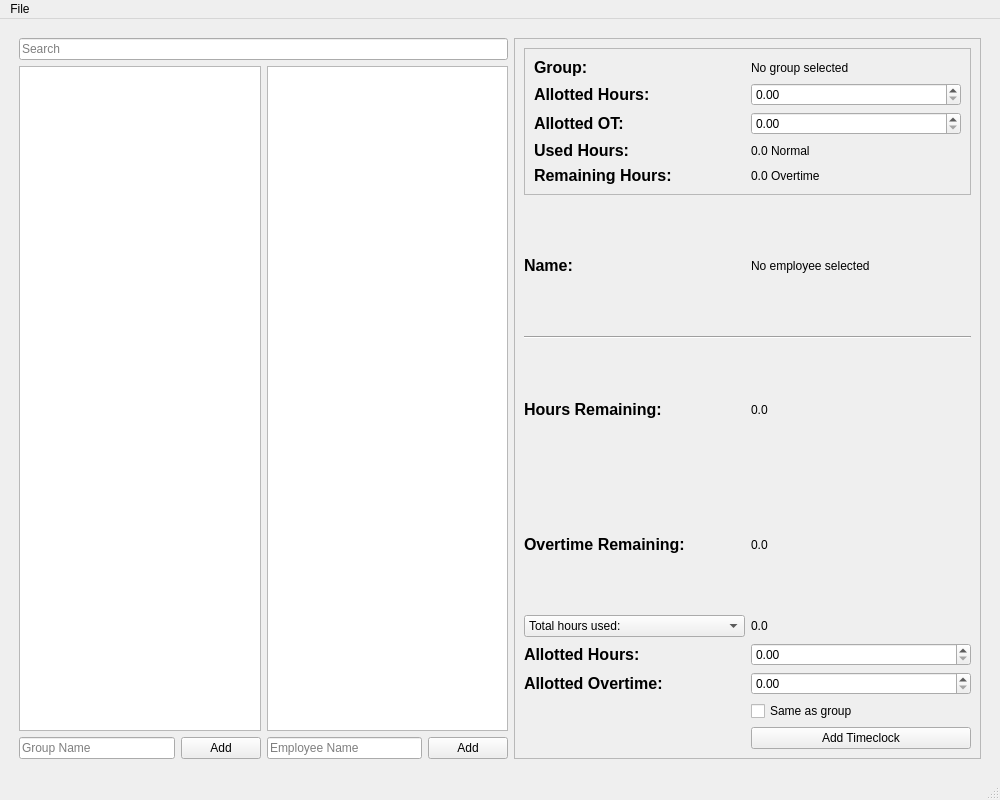
edgecase963/OTMaster, file MainWindow.ui: the form before one commit.
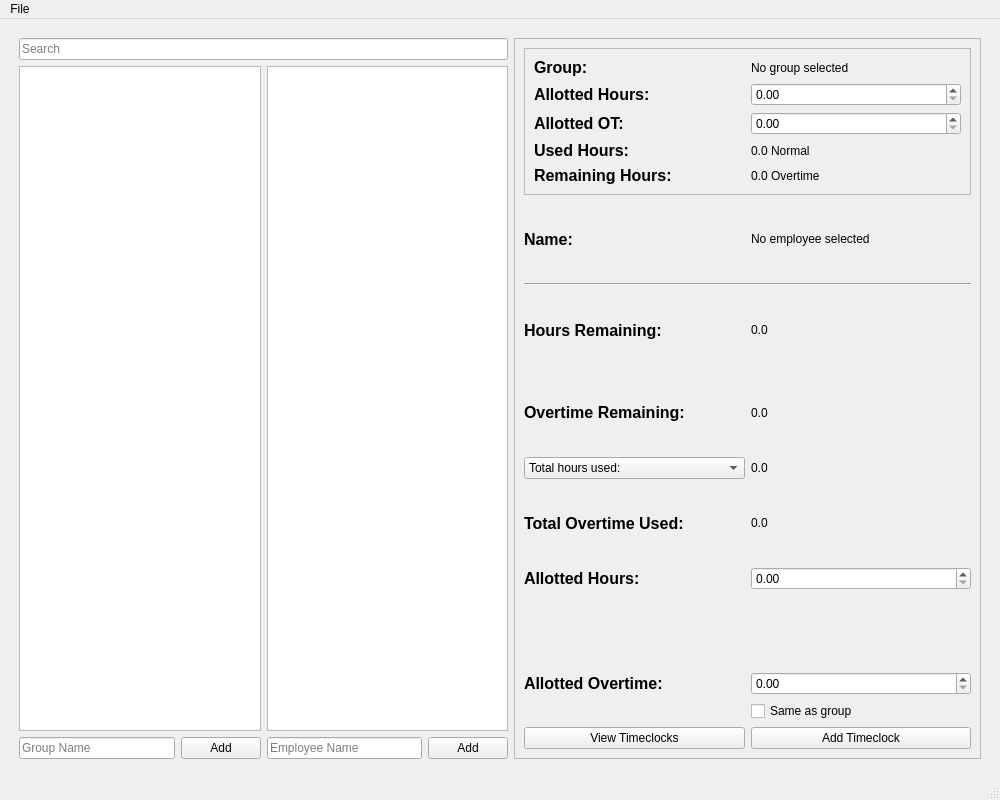
The form after the commit.

```diff
--- a/MainWindow.ui
+++ b/MainWindow.ui
@@ -37,7 +37,146 @@
         <property name="frameShadow">
          <enum>QFrame::Raised</enum>
         </property>
-        <layout class="QGridLayout" name="gridLayout_4">
+        <layout class="QGridLayout" name="gridLayout_4" rowstretch="1,1,1,1,1,1,1,1,1,1,1,1" rowminimumheight="1,1,1,1,1,1,1,1,1,1,1,1">
+         <item row="1" column="1">
+          <widget class="QLabel" name="person_name_val">
+           <property name="text">
+            <string>No employee selected</string>
+           </property>
+          </widget>
+         </item>
+         <item row="2" column="0" colspan="2">
+          <widget class="Line" name="line">
+           <property name="orientation">
+            <enum>Qt::Horizontal</enum>
+           </property>
+          </widget>
+         </item>
+         <item row="4" column="0">
+          <widget class="QLabel" name="label_7">
+           <property name="font">
+            <font>
+             <pointsize>12</pointsize>
+             <weight>75</weight>
+             <bold>true</bold>
+            </font>
+           </property>
+           <property name="text">
+            <string>Overtime Remaining:</string>
+           </property>
+          </widget>
+         </item>
+         <item row="3" column="1">
+          <widget class="QLabel" name="employee_remaining_hours">
+           <property name="text">
+            <string>0.0</string>
+           </property>
+          </widget>
+         </item>
+         <item row="7" column="0">
+          <widget class="QLabel" name="label_3">
+           <property name="font">
+            <font>
+             <pointsize>12</pointsize>
+             <weight>75</weight>
+             <bold>true</bold>
+            </font>
+           </property>
+           <property name="text">
+            <string>Allotted Hours:</string>
+           </property>
+          </widget>
+         </item>
+         <item row="9" column="0">
+          <widget class="QLabel" name="label_5">
+           <property name="font">
+            <font>
+             <pointsize>12</pointsize>
+             <weight>75</weight>
+             <bold>true</bold>
+            </font>
+           </property>
+           <property name="text">
+            <string>Allotted Overtime:</string>
+           </property>
+          </widget>
+         </item>
+         <item row="9" column="1">
+          <widget class="QDoubleSpinBox" name="allotted_person_ot">
+           <property name="maximum">
+            <double>999999999999.000000000000000</double>
+           </property>
+           <property name="singleStep">
+            <double>10.000000000000000</double>
+           </property>
+          </widget>
+         </item>
+         <item row="4" column="1">
+          <widget class="QLabel" name="employee_remaining_ot">
+           <property name="text">
+            <string>0.0</string>
+           </property>
+          </widget>
+         </item>
+         <item row="10" column="1">
+          <widget class="QCheckBox" name="same_as_group_checkbox">
+           <property name="text">
+            <string>Same as group</string>
+           </property>
+          </widget>
+         </item>
+         <item row="11" column="1">
+          <widget class="QPushButton" name="add_timeclock_btn">
+           <property name="text">
+            <string>Add Timeclock</string>
+           </property>
+          </widget>
+         </item>
+         <item row="11" column="0">
+          <widget class="QPushButton" name="view_timeclocks_btn">
+           <property name="text">
+            <string>View Timeclocks</string>
+           </property>
+          </widget>
+         </item>
+         <item row="5" column="0">
+          <widget class="QComboBox" name="hours_used_combo_box">
+           <item>
+            <property name="text">
+             <string>Total hours used:</string>
+            </property>
+           </item>
+           <item>
+            <property name="text">
+             <string>Hours used for today:</string>
+            </property>
+           </item>
+           <item>
+            <property name="text">
+             <string>Hours used for this week:</string>
+            </property>
+           </item>
+           <item>
+            <property name="text">
+             <string>Hours used for this month:</string>
+            </property>
+           </item>
+          </widget>
+         </item>
+         <item row="1" column="0">
+          <widget class="QLabel" name="name_label">
+           <property name="font">
+            <font>
+             <pointsize>12</pointsize>
+             <weight>75</weight>
+             <bold>true</bold>
+            </font>
+           </property>
+           <property name="text">
+            <string>Name:</string>
+           </property>
+          </widget>
+         </item>
          <item row="3" column="0">
           <widget class="QLabel" name="label_6">
            <property name="font">
@@ -176,41 +315,6 @@
            </item>
           </layout>
          </item>
-         <item row="9" column="1">
-          <widget class="QCheckBox" name="same_as_group_checkbox">
-           <property name="text">
-            <string>Same as group</string>
-           </property>
-          </widget>
-         </item>
-         <item row="1" column="1">
-          <widget class="QLabel" name="person_name_val">
-           <property name="text">
-            <string>No employee selected</string>
-           </property>
-          </widget>
-         </item>
-         <item row="2" column="0" colspan="2">
-          <widget class="Line" name="line">
-           <property name="orientation">
-            <enum>Qt::Horizontal</enum>
-           </property>
-          </widget>
-         </item>
-         <item row="4" column="0">
-          <widget class="QLabel" name="label_7">
-           <property name="font">
-            <font>
-             <pointsize>12</pointsize>
-             <weight>75</weight>
-             <bold>true</bold>
-            </font>
-           </property>
-           <property name="text">
-            <string>Overtime Remaining:</string>
-           </property>
-          </widget>
-         </item>
          <item row="5" column="1">
           <widget class="QLabel" name="hours_used_val">
            <property name="text">
@@ -218,87 +322,18 @@
            </property>
           </widget>
          </item>
-         <item row="4" column="1">
-          <widget class="QLabel" name="employee_remaining_ot">
-           <property name="text">
-            <string>0.0</string>
+         <item row="7" column="1">
+          <widget class="QDoubleSpinBox" name="allotted_person_hours">
+           <property name="maximum">
+            <double>999999999999.000000000000000</double>
            </property>
-          </widget>
-         </item>
-         <item row="8" column="1">
-          <widget class="QDoubleSpinBox" name="allotted_person_ot"/>
-         </item>
-         <item row="1" column="0">
-          <widget class="QLabel" name="name_label">
-           <property name="font">
-            <font>
-             <pointsize>12</pointsize>
-             <weight>75</weight>
-             <bold>true</bold>
-            </font>
+           <property name="singleStep">
+            <double>10.000000000000000</double>
            </property>
-           <property name="text">
-            <string>Name:</string>
-           </property>
-          </widget>
-         </item>
-         <item row="3" column="1">
-          <widget class="QLabel" name="employee_remaining_hours">
-           <property name="text">
-            <string>0.0</string>
-           </property>
-          </widget>
-         </item>
-         <item row="10" column="1">
-          <widget class="QPushButton" name="add_timeclock_btn">
-           <property name="text">
-            <string>Add Timeclock</string>
-           </property>
-          </widget>
-         </item>
-         <item row="8" column="0">
-          <widget class="QLabel" name="label_5">
-           <property name="font">
-            <font>
-             <pointsize>12</pointsize>
-             <weight>75</weight>
-             <bold>true</bold>
-            </font>
-           </property>
-           <property name="text">
-            <string>Allotted Overtime:</string>
-           </property>
-          </widget>
-         </item>
-         <item row="6" column="1">
-          <widget class="QDoubleSpinBox" name="allotted_person_hours"/>
-         </item>
-         <item row="5" column="0">
-          <widget class="QComboBox" name="hours_used_combo_box">
-           <item>
-            <property name="text">
-             <string>Total hours used:</string>
-            </property>
-           </item>
-           <item>
-            <property name="text">
-             <string>Hours used for today:</string>
-            </property>
-           </item>
-           <item>
-            <property name="text">
-             <string>Hours used for this week:</string>
-            </property>
-           </item>
-           <item>
-            <property name="text">
-             <string>Hours used for this month:</string>
-            </property>
-           </item>
           </widget>
          </item>
          <item row="6" column="0">
-          <widget class="QLabel" name="label_3">
+          <widget class="QLabel" name="total_ot_used_label">
            <property name="font">
             <font>
              <pointsize>12</pointsize>
@@ -307,7 +342,14 @@
             </font>
            </property>
            <property name="text">
-            <string>Allotted Hours:</string>
+            <string>Total Overtime Used:</string>
+           </property>
+          </widget>
+         </item>
+         <item row="6" column="1">
+          <widget class="QLabel" name="total_ot_used_val">
+           <property name="text">
+            <string>0.0</string>
            </property>
           </widget>
          </item>
```
Left out of the diff: 3 changed lines with no effect on the pictures.
